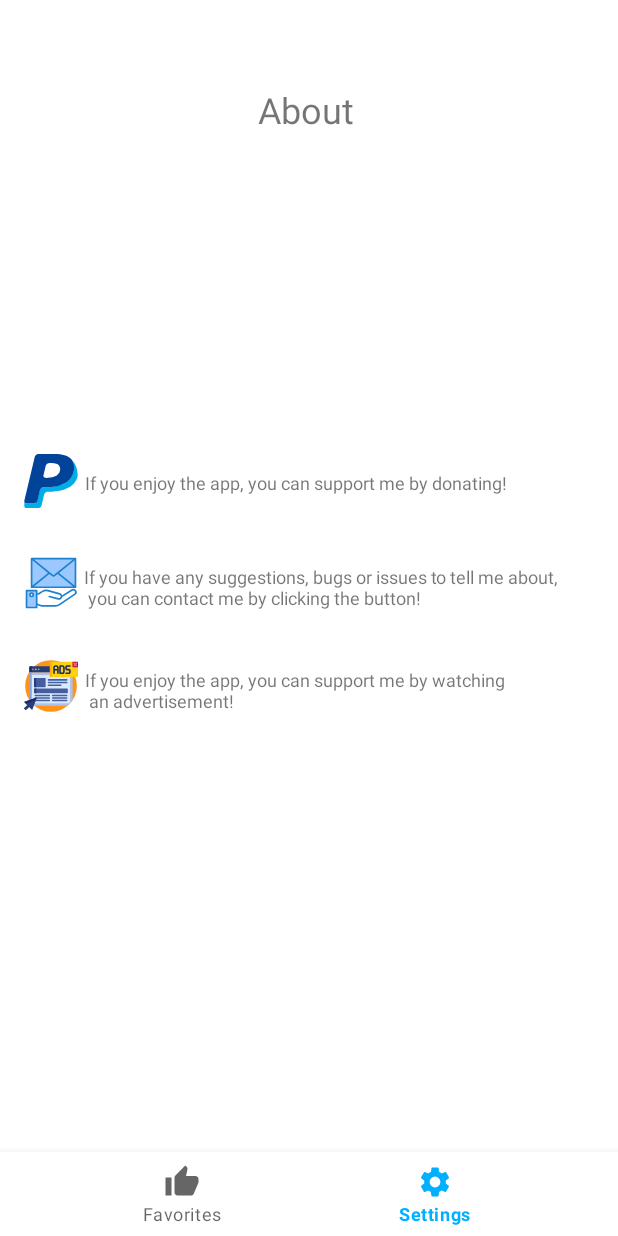
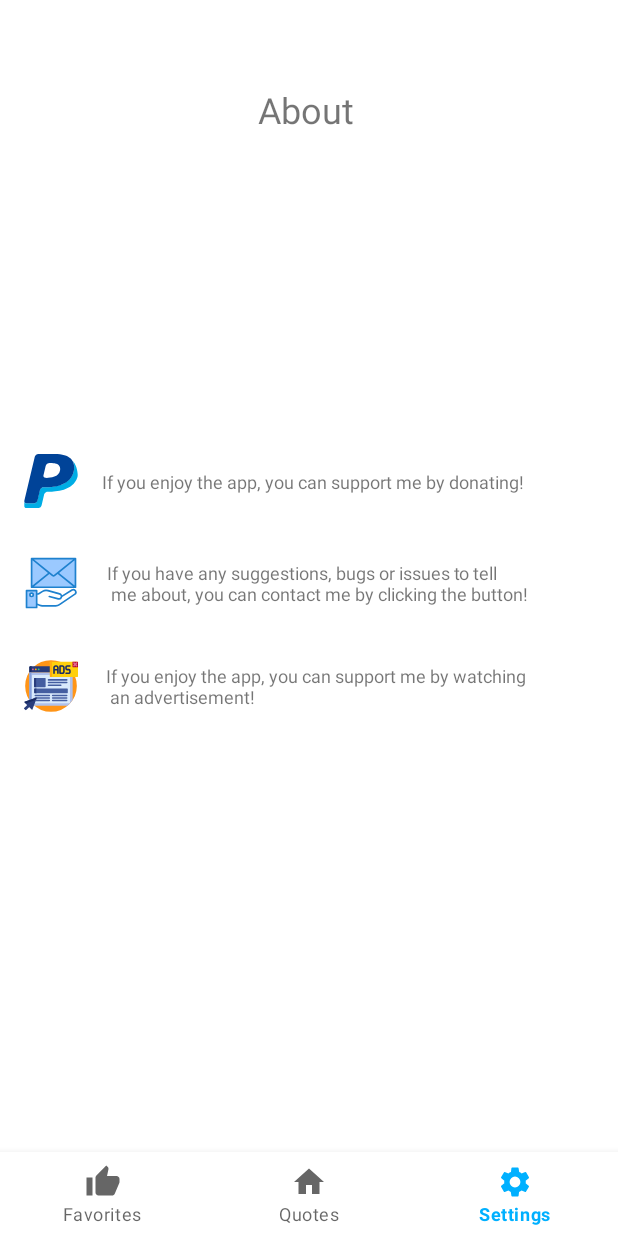
Before and after one commit to Nikola-Milovic/QuoteAppMvvm, an Android app: the SettingsFragment screen opened through its navigation route, on a phone screen of 412 x 824 dp. Run offline under Robolectric (Android 15) with nearby library versions, the phone set to English and light mode, and no system bars; our stand-ins replace AdMob, Dagger/Hilt's generated code, data binding, navigation-ui, sdp/ssp sizes; libraries missing offline, so code that uses them is left out: com.skydoves.balloon; Roboto replaces fonts that are not available here; 5 statements that could not run were skipped.

```diff
--- /dev/null
+++ b/app/src/main/res/drawable/circle.xml
@@ -0,0 +1,10 @@
+<?xml version="1.0" encoding="utf-8"?>
+<shape xmlns:android="http://schemas.android.com/apk/res/android"
+        android:shape="oval">
+
+    <solid android:color="#ffffff" />
+
+    <size
+            android:width="36dp"
+            android:height="36dp" />
+</shape>
--- /dev/null
+++ b/app/src/main/res/drawable/ic_home_black_24dp.xml
@@ -0,0 +1,9 @@
+<vector xmlns:android="http://schemas.android.com/apk/res/android"
+        android:width="24dp"
+        android:height="24dp"
+        android:viewportWidth="24.0"
+        android:viewportHeight="24.0">
+    <path
+            android:fillColor="#FF000000"
+            android:pathData="M10,20v-6h4v6h5v-8h3L12,3 2,12h3v8z" />
+</vector>
--- a/app/src/main/res/layout/fragment_settings.xml
+++ b/app/src/main/res/layout/fragment_settings.xml
@@ -53,7 +53,7 @@
                 android:layout_height="wrap_content"
                 android:layout_marginTop="32dp"
                 android:layout_marginBottom="32dp"
-                android:background="@android:color/transparent"
+                android:background="@drawable/circle"
                 android:src="@drawable/ic_paypal"
                 app:layout_constraintBottom_toBottomOf="parent"
                 app:layout_constraintEnd_toEndOf="parent"
@@ -64,29 +64,35 @@
 
         <TextView
                 android:id="@+id/textView_paypal"
-                android:layout_width="wrap_content"
+                android:layout_width="0dp"
                 android:layout_height="wrap_content"
+                android:layout_marginStart="16dp"
+                android:layout_marginLeft="16dp"
+                android:layout_marginEnd="16dp"
+                android:layout_marginRight="16dp"
                 android:text="@string/paypal"
                 android:textSize="12sp"
                 app:layout_constraintBottom_toBottomOf="@+id/imageButton_Paypal"
                 app:layout_constraintEnd_toEndOf="parent"
-                app:layout_constraintHorizontal_bias="0.056"
+                app:layout_constraintHorizontal_bias="1.0"
                 app:layout_constraintStart_toEndOf="@+id/imageButton_Paypal"
-                app:layout_constraintTop_toTopOf="@+id/imageButton_Paypal"
-                app:layout_constraintVertical_bias="0.55" />
+                app:layout_constraintTop_toTopOf="@+id/imageButton_Paypal" />
 
         <TextView
                 android:id="@+id/textView_contact"
                 android:layout_width="wrap_content"
                 android:layout_height="wrap_content"
+                android:layout_marginStart="16dp"
+                android:layout_marginLeft="16dp"
+                android:layout_marginEnd="32dp"
+                android:layout_marginRight="32dp"
                 android:text="@string/contactme"
                 android:textSize="12sp"
                 app:layout_constraintBottom_toBottomOf="@+id/imageButton_Contact"
                 app:layout_constraintEnd_toEndOf="parent"
                 app:layout_constraintHorizontal_bias="0.105"
                 app:layout_constraintStart_toEndOf="@+id/imageButton_Contact"
-                app:layout_constraintTop_toTopOf="@+id/imageButton_Contact"
-                app:layout_constraintVertical_bias="1.0" />
+                app:layout_constraintTop_toTopOf="@+id/imageButton_Contact" />
 
         <ImageButton
                 android:id="@+id/imageButton_Contact"
@@ -118,13 +124,16 @@
                 android:id="@+id/textView_Advertisement"
                 android:layout_width="wrap_content"
                 android:layout_height="wrap_content"
+                android:layout_marginStart="16dp"
+                android:layout_marginLeft="16dp"
+                android:layout_marginEnd="16dp"
+                android:layout_marginRight="16dp"
                 android:text="@string/advertisement"
                 android:textSize="12sp"
                 app:layout_constraintBottom_toBottomOf="@+id/imageButton_Advertisement"
                 app:layout_constraintEnd_toEndOf="parent"
                 app:layout_constraintHorizontal_bias="0.057"
                 app:layout_constraintStart_toEndOf="@+id/imageButton_Advertisement"
-                app:layout_constraintTop_toTopOf="@+id/imageButton_Advertisement"
-                app:layout_constraintVertical_bias="1.0" />
+                app:layout_constraintTop_toTopOf="@+id/imageButton_Advertisement" />
     </androidx.constraintlayout.widget.ConstraintLayout>
 </layout>
--- a/app/src/main/res/menu/bottom_nav.xml
+++ b/app/src/main/res/menu/bottom_nav.xml
@@ -5,6 +5,10 @@
             android:icon="@drawable/ic_favorite"
             android:title="Favorites" />
     <item
+            android:id="@+id/quotesFragment"
+            android:icon="@drawable/ic_home_black_24dp"
+            android:title="Quotes" />
+    <item
             android:id="@+id/settingsFragment"
             android:icon="@drawable/ic_settings"
             android:title="Settings" />
--- a/app/src/main/res/values/strings.xml
+++ b/app/src/main/res/values/strings.xml
@@ -4,8 +4,9 @@
     <!-- TODO: Remove or change this placeholder text -->
     <string name="hello_blank_fragment">Hello blank fragment</string>
     <string name="unknown_error">Hello blank fragment</string>
+    <string name="nofavorites">No favorite quotes</string>
     <string name="paypal">If you enjoy the app, you can support me by donating!</string>
     <string name="advertisement">If you enjoy the app, you can support me by watching \n an advertisement!</string>
-    <string name="contactme">If you have any suggestions, bugs or issues to tell me about, \n you can contact me by clicking the button!</string>
+    <string name="contactme">If you have any suggestions, bugs or issues to tell \n me about,  you can contact me by clicking the button!</string>
     <string name="about"> Thank you for downloading my application! This was made by a student in his spare time. If you encounter any bugs, issues or you have suggestions or feature you would like to see, please contact me using the button below! Don\'t immediately low star it please! This is the only 100% free and advertisement quote application out there, so if you enjoy it, consider watching an advertisement on your own accord or consider donating to help me keep it free. Have a great day!</string>
 </resources>
```
Also changed, not shown: app/src/main/java/com/nikolam/simplyquotes/ui/favorite/FavoriteQuotesFragment.kt (+14 -3 lines), app/src/main/java/com/nikolam/simplyquotes/ui/favorite/FavoriteQuotesViewModel.kt (+23 -1 lines), app/src/main/res/layout/favorite_quotes_fragment.xml (+8 -0 lines), app/src/main/java/com/nikolam/simplyquotes/ui/favorite/DataBinderFavoriteQuotes.kt (line endings or trailing spaces).
